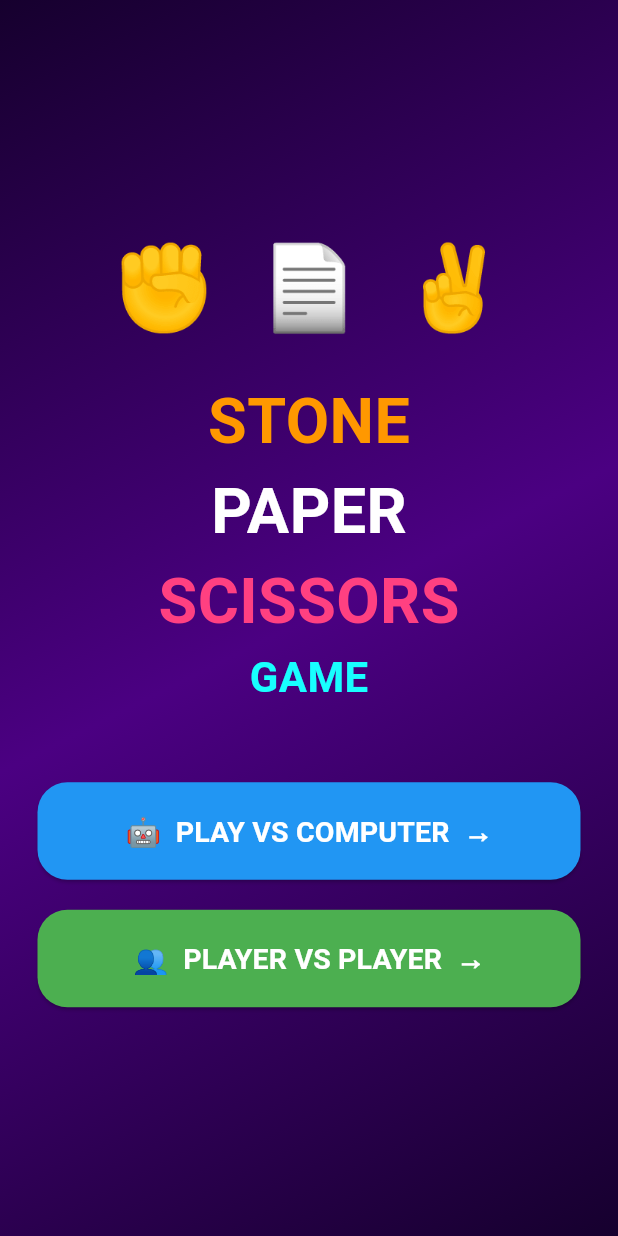
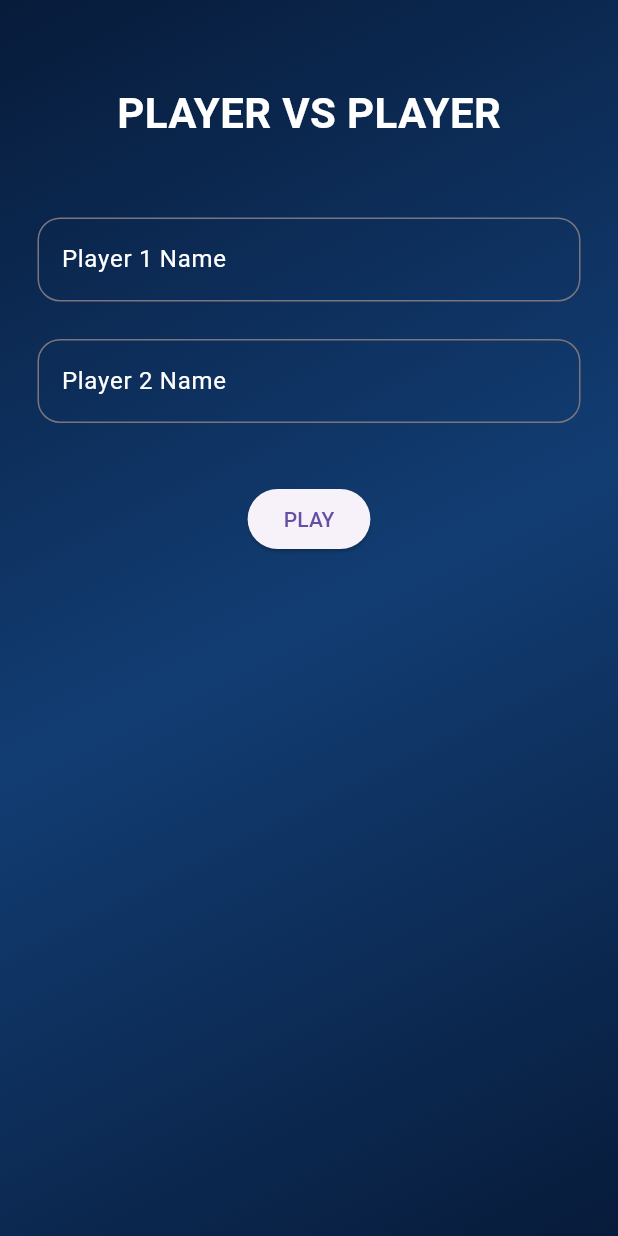
Before and after one commit to Rehan-khan-7/stonepaperscissors, a Flutter app: the screen it shows after launch, after a tap on an icon or button, on a phone screen of 412 x 824 dp. Run offline on Flutter 3.47's test engine with Material 3 defaults, Android fonts, the light colour scheme and no system bars.

Commit message:
pvp enter player names

```diff
--- /dev/null
+++ b/lib/PvpScreen.dart
@@ -0,0 +1,86 @@
+import 'package:flutter/material.dart';
+
+class PvpScreen extends StatefulWidget {
+  const PvpScreen({super.key});
+
+  @override
+  State<PvpScreen> createState() => _PvpScreenState();
+}
+
+class _PvpScreenState extends State<PvpScreen> {
+  final TextEditingController player1Controller = TextEditingController();
+  final TextEditingController player2Controller = TextEditingController();
+
+  @override
+  Widget build(BuildContext context) {
+    return Scaffold(
+      body: Container(
+        decoration: const BoxDecoration(
+          gradient: LinearGradient(
+            colors: [
+              Color(0xFF071B3A),
+              Color(0xFF123D73),
+              Color(0xFF071B3A),
+            ],
+            begin: Alignment.topLeft,
+            end: Alignment.bottomRight,
+          ),
+        ),
+        child: SafeArea(
+          child: Padding(
+            padding: const EdgeInsets.all(25),
+            child: Column(
+              children: [
+                const SizedBox(height: 30),
+
+                const Text(
+                  "PLAYER VS PLAYER",
+                  style: TextStyle(
+                    color: Colors.white,
+                    fontSize: 28,
+                    fontWeight: FontWeight.bold,
+                  ),
+                ),
+
+                const SizedBox(height: 50),
+
+                TextField(
+                  controller: player1Controller,
+                  style: const TextStyle(color: Colors.white),
+                  decoration: InputDecoration(
+                    labelText: "Player 1 Name",
+                    labelStyle: const TextStyle(color: Colors.white),
+                    border: OutlineInputBorder(
+                      borderRadius: BorderRadius.circular(15),
+                    ),
+                  ),
+                ),
+
+                const SizedBox(height: 25),
+
+                TextField(
+                  controller: player2Controller,
+                  style: const TextStyle(color: Colors.white),
+                  decoration: InputDecoration(
+                    labelText: "Player 2 Name",
+                    labelStyle: const TextStyle(color: Colors.white),
+                    border: OutlineInputBorder(
+                      borderRadius: BorderRadius.circular(15),
+                    ),
+                  ),
+                ),
+
+                const SizedBox(height: 40),
+
+                ElevatedButton(
+                  onPressed: () {},
+                  child: const Text("PLAY"),
+                ),
+              ],
+            ),
+          ),
+        ),
+      ),
+    );
+  }
+}
--- a/lib/main.dart
+++ b/lib/main.dart
@@ -1,5 +1,6 @@
 import 'package:flutter/material.dart';
 import 'computerscreen.dart';
+import 'pvpscreen.dart';
 
 void main() {
   runApp(const MyApp());
@@ -125,7 +126,14 @@ class _GameScreenState extends State<GameScreen> {
                   width: double.infinity,
                   height: 65,
                   child: ElevatedButton(
-                    onPressed: () {},
+                    onPressed: () {
+                      Navigator.push(
+                        context,
+                        MaterialPageRoute(
+                          builder: (context) => const PvpScreen(),
+                        ),
+                      );
+                    },
                     style: ElevatedButton.styleFrom(
                       backgroundColor: Colors.green,
                       shape: RoundedRectangleBorder(
```
